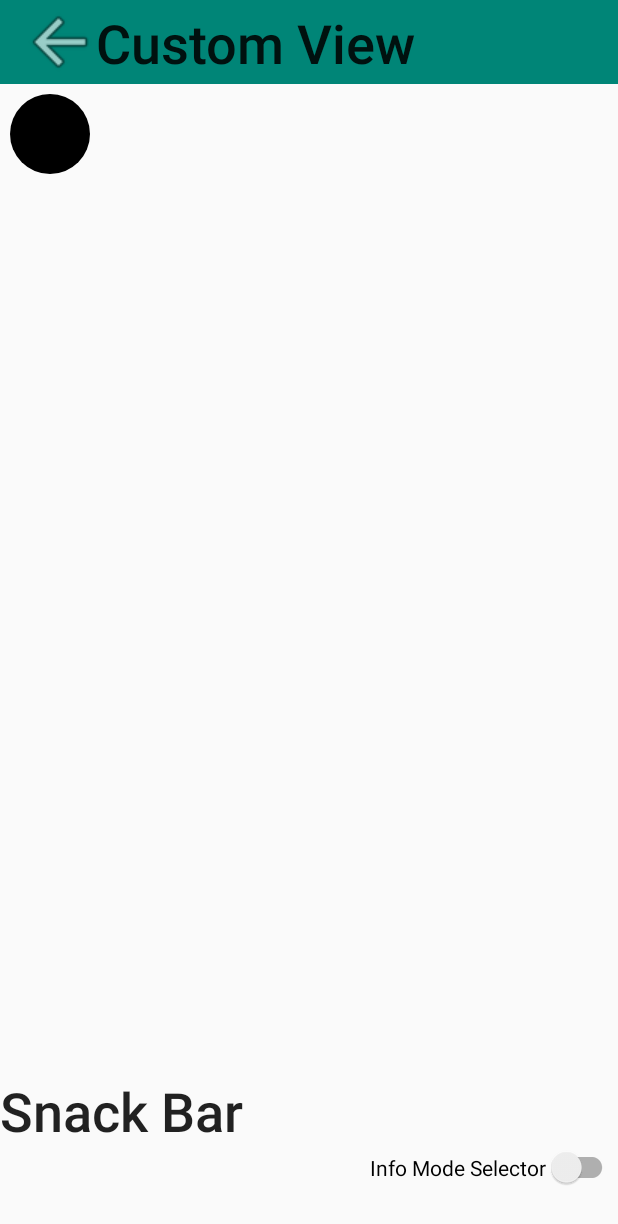
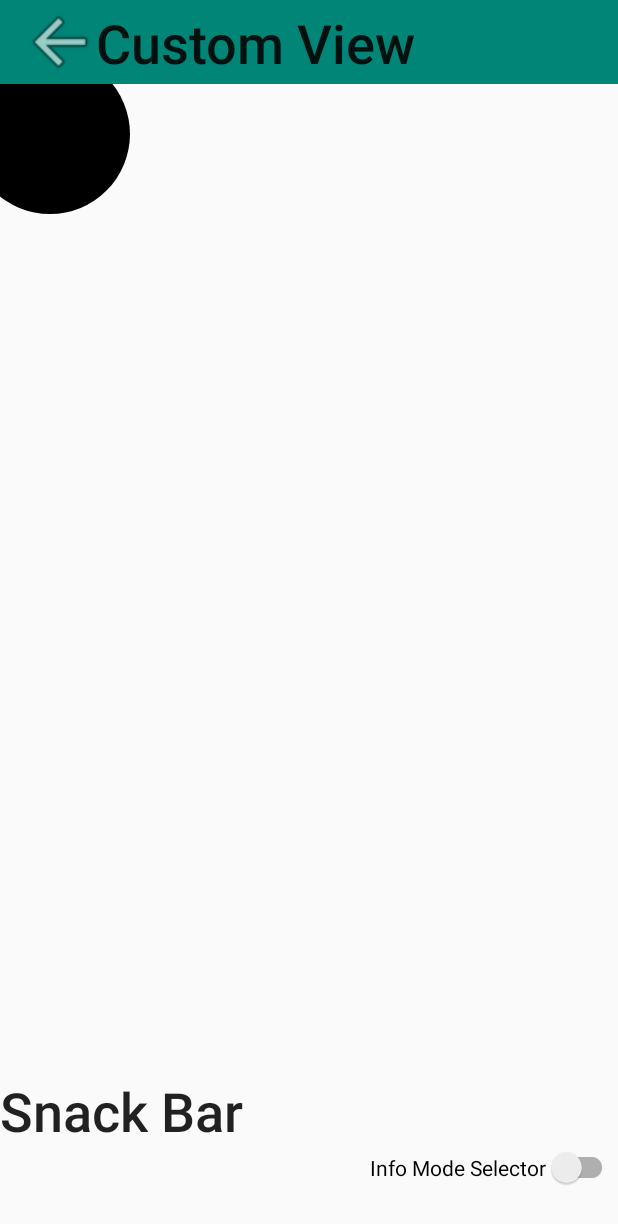
Before and after one commit to Pavel-IT-Courses/HomeTask1, an Android app: the CustomizedViewActivity screen opened directly, with no data from a screen before it, on a phone screen of 412 x 824 dp. Shown: the top 1224 px of the screen. Run offline under Robolectric (Android 15) with nearby library versions, the phone set to English and light mode, and no system bars.

Commit message:
imtermediate save

```diff
--- a/homework2/src/main/java/com/gmail/pavkascool/homework2/view/CustomView.java
+++ b/homework2/src/main/java/com/gmail/pavkascool/homework2/view/CustomView.java
@@ -3,18 +3,29 @@ package com.gmail.pavkascool.homework2.view;
 import android.content.Context;
 import android.graphics.Canvas;
 import android.graphics.Paint;
+import android.graphics.Rect;
+import android.graphics.drawable.ShapeDrawable;
+import android.graphics.drawable.shapes.OvalShape;
 import android.util.AttributeSet;
 import android.view.View;
 import androidx.annotation.Nullable;
 
 public class CustomView extends View {
+
+    private ShapeDrawable shape;
     public CustomView(Context context, @Nullable AttributeSet attrs) {
         super(context, attrs);
+
+        shape = new ShapeDrawable(new OvalShape());
+        shape.setIntrinsicHeight(160);
+        shape.setIntrinsicWidth(160);
+        shape.setBounds(new Rect(0, 0, 160, 160));
     }
 
     @Override
     protected void onDraw(Canvas canvas) {
         super.onDraw(canvas);
-        canvas.drawCircle(50, 50, 40, new Paint());
+
+        canvas.drawCircle(50, 50, 80, new Paint());
     }
 }
--- a/homework2/src/main/java/com/gmail/pavkascool/homework2/view/CustomizedViewActivity.java
+++ b/homework2/src/main/java/com/gmail/pavkascool/homework2/view/CustomizedViewActivity.java
@@ -37,6 +37,7 @@ public class CustomizedViewActivity extends AppCompatActivity implements View.On
         switchButton.setOnCheckedChangeListener(this);
 
         customView = findViewById(R.id.my_view);
+        customView.setOnClickListener(this);
     }
 
     @Override
@@ -45,6 +46,8 @@ public class CustomizedViewActivity extends AppCompatActivity implements View.On
             case R.id.tb_back:
                 onBackPressed();
                 break;
+            case R.id.my_view:
+                Toast.makeText(this, "I clicked it!", Toast.LENGTH_LONG).show();
         }
     }
 
```
